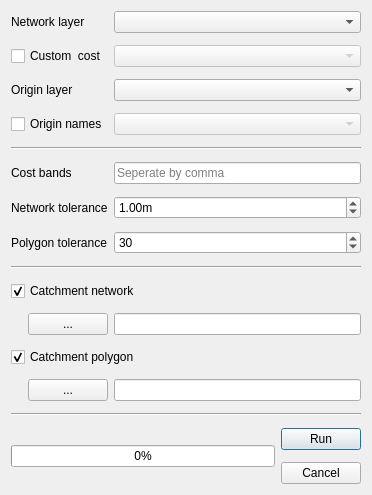
First picture: the form in catchment_analyser_dialog_base.ui, repository OpenDigitalWorks/CatchmentAnalyser, before the edit.
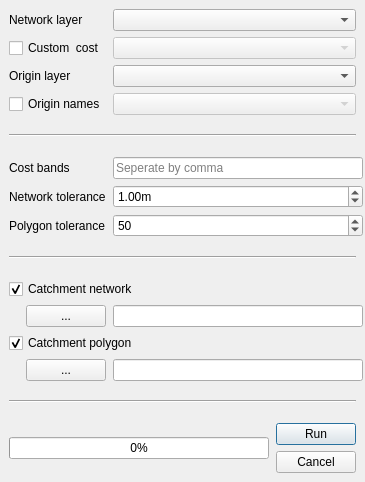
Second picture: the form after the edit.

Commit message: Fixed GUI size policy

The edit to the form file:
```diff
--- a/catchment_analyser_dialog_base.ui
+++ b/catchment_analyser_dialog_base.ui
@@ -6,44 +6,113 @@
    <rect>
     <x>0</x>
     <y>0</y>
-    <width>372</width>
+    <width>365</width>
     <height>482</height>
    </rect>
   </property>
   <property name="sizePolicy">
-   <sizepolicy hsizetype="Minimum" vsizetype="Minimum">
+   <sizepolicy hsizetype="Fixed" vsizetype="Fixed">
     <horstretch>0</horstretch>
     <verstretch>0</verstretch>
    </sizepolicy>
   </property>
+  <property name="minimumSize">
+   <size>
+    <width>365</width>
+    <height>482</height>
+   </size>
+  </property>
   <property name="maximumSize">
    <size>
-    <width>16777215</width>
+    <width>365</width>
     <height>482</height>
    </size>
   </property>
   <property name="windowTitle">
    <string>Catchment Analyser</string>
   </property>
-  <layout class="QGridLayout" name="gridLayout_2">
+  <property name="sizeGripEnabled">
+   <bool>false</bool>
+  </property>
+  <property name="modal">
+   <bool>false</bool>
+  </property>
+  <layout class="QGridLayout" name="gridLayout_2" columnstretch="0">
    <property name="sizeConstraint">
-    <enum>QLayout::SetMinimumSize</enum>
+    <enum>QLayout::SetDefaultConstraint</enum>
    </property>
-   <property name="verticalSpacing">
+   <property name="leftMargin">
     <number>9</number>
    </property>
+   <property name="topMargin">
+    <number>9</number>
+   </property>
+   <property name="rightMargin">
+    <number>9</number>
+   </property>
+   <property name="bottomMargin">
+    <number>9</number>
+   </property>
+   <property name="spacing">
+    <number>0</number>
+   </property>
    <item row="0" column="0">
     <layout class="QGridLayout" name="gridLayout">
+     <property name="sizeConstraint">
+      <enum>QLayout::SetDefaultConstraint</enum>
+     </property>
+     <property name="rightMargin">
+      <number>0</number>
+     </property>
      <property name="horizontalSpacing">
-      <number>6</number>
+      <number>7</number>
      </property>
      <property name="verticalSpacing">
-      <number>12</number>
+      <number>6</number>
      </property>
-     <item row="10" column="0" colspan="3">
-      <widget class="Line" name="line_2">
-       <property name="orientation">
-        <enum>Qt::Horizontal</enum>
+     <item row="0" column="1" colspan="2">
+      <widget class="QComboBox" name="networkCombo">
+       <property name="sizePolicy">
+        <sizepolicy hsizetype="Minimum" vsizetype="Fixed">
+         <horstretch>0</horstretch>
+         <verstretch>0</verstretch>
+        </sizepolicy>
+       </property>
+      </widget>
+     </item>
+     <item row="0" column="0">
+      <widget class="QLabel" name="network_layer">
+       <property name="sizePolicy">
+        <sizepolicy hsizetype="Minimum" vsizetype="Fixed">
+         <horstretch>0</horstretch>
+         <verstretch>0</verstretch>
+        </sizepolicy>
+       </property>
+       <property name="layoutDirection">
+        <enum>Qt::RightToLeft</enum>
+       </property>
+       <property name="text">
+        <string>Network layer</string>
+       </property>
+      </widget>
+     </item>
+     <item row="1" column="1" colspan="2">
+      <widget class="QComboBox" name="costCombo">
+       <property name="enabled">
+        <bool>false</bool>
+       </property>
+      </widget>
+     </item>
+     <item row="2" column="0">
+      <widget class="QLabel" name="origin_layer">
+       <property name="sizePolicy">
+        <sizepolicy hsizetype="Minimum" vsizetype="Fixed">
+         <horstretch>0</horstretch>
+         <verstretch>0</verstretch>
+        </sizepolicy>
+       </property>
+       <property name="text">
+        <string>Origin layer</string>
        </property>
       </widget>
      </item>
@@ -60,30 +129,14 @@
        </property>
       </widget>
      </item>
-     <item row="15" column="0">
-      <spacer name="verticalSpacer">
-       <property name="orientation">
-        <enum>Qt::Vertical</enum>
-       </property>
-       <property name="sizeHint" stdset="0">
-        <size>
-         <width>20</width>
-         <height>40</height>
-        </size>
-       </property>
-      </spacer>
-     </item>
-     <item row="2" column="0">
-      <widget class="QLabel" name="origin_layer">
+     <item row="2" column="1" colspan="2">
+      <widget class="QComboBox" name="originsCombo">
        <property name="sizePolicy">
         <sizepolicy hsizetype="Minimum" vsizetype="Fixed">
          <horstretch>0</horstretch>
          <verstretch>0</verstretch>
         </sizepolicy>
        </property>
-       <property name="text">
-        <string>Origin layer</string>
-       </property>
       </widget>
      </item>
      <item row="5" column="0" colspan="3">
@@ -99,8 +152,33 @@
        </property>
       </widget>
      </item>
-     <item row="7" column="1" colspan="2">
+     <item row="3" column="0">
+      <widget class="QCheckBox" name="nameCheck">
+       <property name="contextMenuPolicy">
+        <enum>Qt::PreventContextMenu</enum>
+       </property>
+       <property name="text">
+        <string>Origin names</string>
+       </property>
+       <property name="checked">
+        <bool>false</bool>
+       </property>
+      </widget>
+     </item>
+     <item row="8" column="1" colspan="2">
       <widget class="QDoubleSpinBox" name="networkTolSpin">
+       <property name="sizePolicy">
+        <sizepolicy hsizetype="Fixed" vsizetype="Preferred">
+         <horstretch>0</horstretch>
+         <verstretch>0</verstretch>
+        </sizepolicy>
+       </property>
+       <property name="minimumSize">
+        <size>
+         <width>250</width>
+         <height>0</height>
+        </size>
+       </property>
        <property name="suffix">
         <string>m</string>
        </property>
@@ -115,68 +193,188 @@
        </property>
       </widget>
      </item>
-     <item row="8" column="0">
-      <widget class="QLabel" name="label_5">
-       <property name="text">
-        <string>Polygon tolerance</string>
+     <item row="4" column="0" colspan="3">
+      <spacer name="verticalSpacer_2">
+       <property name="orientation">
+        <enum>Qt::Vertical</enum>
        </property>
-      </widget>
+       <property name="sizeHint" stdset="0">
+        <size>
+         <width>20</width>
+         <height>40</height>
+        </size>
+       </property>
+      </spacer>
      </item>
-     <item row="8" column="1" colspan="2">
-      <widget class="QDoubleSpinBox" name="polygonTolSpin">
-       <property name="decimals">
-        <number>0</number>
+     <item row="10" column="0" colspan="3">
+      <spacer name="verticalSpacer_3">
+       <property name="orientation">
+        <enum>Qt::Vertical</enum>
        </property>
-       <property name="maximum">
-        <double>99.000000000000000</double>
+       <property name="sizeHint" stdset="0">
+        <size>
+         <width>20</width>
+         <height>40</height>
+        </size>
        </property>
-       <property name="singleStep">
-        <double>1.000000000000000</double>
-       </property>
-       <property name="value">
-        <double>30.000000000000000</double>
-       </property>
-      </widget>
+      </spacer>
      </item>
      <item row="11" column="0" colspan="3">
-      <widget class="QCheckBox" name="networkCheck">
-       <property name="text">
-        <string>Catchment network</string>
-       </property>
-       <property name="checked">
-        <bool>true</bool>
+      <widget class="Line" name="line_2">
+       <property name="orientation">
+        <enum>Qt::Horizontal</enum>
        </property>
       </widget>
      </item>
-     <item row="12" column="1" colspan="2">
-      <widget class="QLineEdit" name="networkText"/>
-     </item>
-     <item row="2" column="1" colspan="2">
-      <widget class="QComboBox" name="originsCombo">
+     <item row="14" column="1" colspan="2">
+      <widget class="QLineEdit" name="networkText">
        <property name="sizePolicy">
-        <sizepolicy hsizetype="Minimum" vsizetype="Fixed">
+        <sizepolicy hsizetype="Fixed" vsizetype="Fixed">
          <horstretch>0</horstretch>
          <verstretch>0</verstretch>
         </sizepolicy>
        </property>
+       <property name="minimumSize">
+        <size>
+         <width>250</width>
+         <height>0</height>
+        </size>
+       </property>
       </widget>
      </item>
-     <item row="7" column="0">
+     <item row="15" column="0" colspan="3">
+      <widget class="QCheckBox" name="polygonCheck">
+       <property name="text">
+        <string>Catchment polygon</string>
+       </property>
+       <property name="checked">
+        <bool>true</bool>
+       </property>
+      </widget>
+     </item>
+     <item row="8" column="0">
       <widget class="QLabel" name="label">
        <property name="text">
         <string>Network tolerance</string>
        </property>
       </widget>
      </item>
-     <item row="1" column="1" colspan="2">
-      <widget class="QComboBox" name="costCombo">
+     <item row="14" column="0">
+      <widget class="QPushButton" name="networkSaveButton">
        <property name="enabled">
+        <bool>true</bool>
+       </property>
+       <property name="sizePolicy">
+        <sizepolicy hsizetype="Fixed" vsizetype="Fixed">
+         <horstretch>0</horstretch>
+         <verstretch>0</verstretch>
+        </sizepolicy>
+       </property>
+       <property name="minimumSize">
+        <size>
+         <width>0</width>
+         <height>0</height>
+        </size>
+       </property>
+       <property name="focusPolicy">
+        <enum>Qt::NoFocus</enum>
+       </property>
+       <property name="contextMenuPolicy">
+        <enum>Qt::DefaultContextMenu</enum>
+       </property>
+       <property name="acceptDrops">
         <bool>false</bool>
        </property>
+       <property name="layoutDirection">
+        <enum>Qt::RightToLeft</enum>
+       </property>
+       <property name="text">
+        <string notr="true">...</string>
+       </property>
+       <property name="checkable">
+        <bool>false</bool>
+       </property>
+       <property name="autoDefault">
+        <bool>false</bool>
+       </property>
+       <property name="default">
+        <bool>false</bool>
+       </property>
+       <property name="flat">
+        <bool>false</bool>
+       </property>
       </widget>
      </item>
-     <item row="6" column="1" colspan="2">
+     <item row="7" column="0">
+      <widget class="QLabel" name="label_4">
+       <property name="text">
+        <string>Cost bands</string>
+       </property>
+      </widget>
+     </item>
+     <item row="13" column="0" colspan="3">
+      <widget class="QCheckBox" name="networkCheck">
+       <property name="text">
+        <string>Catchment network</string>
+       </property>
+       <property name="checked">
+        <bool>true</bool>
+       </property>
+      </widget>
+     </item>
+     <item row="16" column="0">
+      <widget class="QPushButton" name="polygonSaveButton">
+       <property name="sizePolicy">
+        <sizepolicy hsizetype="Fixed" vsizetype="Fixed">
+         <horstretch>0</horstretch>
+         <verstretch>0</verstretch>
+        </sizepolicy>
+       </property>
+       <property name="minimumSize">
+        <size>
+         <width>41</width>
+         <height>0</height>
+        </size>
+       </property>
+       <property name="focusPolicy">
+        <enum>Qt::NoFocus</enum>
+       </property>
+       <property name="layoutDirection">
+        <enum>Qt::RightToLeft</enum>
+       </property>
+       <property name="text">
+        <string>...</string>
+       </property>
+      </widget>
+     </item>
+     <item row="9" column="0">
+      <widget class="QLabel" name="label_5">
+       <property name="text">
+        <string>Polygon tolerance</string>
+       </property>
+      </widget>
+     </item>
+     <item row="3" column="1" colspan="2">
+      <widget class="QComboBox" name="nameCombo">
+       <property name="enabled">
+        <bool>false</bool>
+       </property>
+      </widget>
+     </item>
+     <item row="7" column="1" colspan="2">
       <widget class="QLineEdit" name="distancesText">
+       <property name="sizePolicy">
+        <sizepolicy hsizetype="Fixed" vsizetype="Preferred">
+         <horstretch>0</horstretch>
+         <verstretch>0</verstretch>
+        </sizepolicy>
+       </property>
+       <property name="minimumSize">
+        <size>
+         <width>250</width>
+         <height>0</height>
+        </size>
+       </property>
        <property name="acceptDrops">
         <bool>false</bool>
        </property>
@@ -194,155 +392,61 @@
        </property>
       </widget>
      </item>
-     <item row="14" column="1" colspan="2">
-      <widget class="QLineEdit" name="polygonText"/>
-     </item>
-     <item row="16" column="0" colspan="3">
-      <widget class="Line" name="line_3">
-       <property name="sizePolicy">
-        <sizepolicy hsizetype="Minimum" vsizetype="Fixed">
-         <horstretch>0</horstretch>
-         <verstretch>0</verstretch>
-        </sizepolicy>
-       </property>
+     <item row="6" column="0" colspan="3">
+      <spacer name="verticalSpacer_6">
        <property name="orientation">
-        <enum>Qt::Horizontal</enum>
+        <enum>Qt::Vertical</enum>
        </property>
-      </widget>
-     </item>
-     <item row="13" column="0" colspan="3">
-      <widget class="QCheckBox" name="polygonCheck">
-       <property name="text">
-        <string>Catchment polygon</string>
+       <property name="sizeHint" stdset="0">
+        <size>
+         <width>20</width>
+         <height>40</height>
+        </size>
        </property>
-       <property name="checked">
-        <bool>true</bool>
-       </property>
-      </widget>
+      </spacer>
      </item>
-     <item row="3" column="0">
-      <widget class="QCheckBox" name="nameCheck">
-       <property name="contextMenuPolicy">
-        <enum>Qt::PreventContextMenu</enum>
-       </property>
-       <property name="text">
-        <string>Origin names</string>
-       </property>
-       <property name="checked">
-        <bool>false</bool>
-       </property>
-      </widget>
-     </item>
-     <item row="0" column="0">
-      <widget class="QLabel" name="network_layer">
+     <item row="9" column="1" colspan="2">
+      <widget class="QDoubleSpinBox" name="polygonTolSpin">
        <property name="sizePolicy">
-        <sizepolicy hsizetype="Minimum" vsizetype="Fixed">
+        <sizepolicy hsizetype="Fixed" vsizetype="Fixed">
          <horstretch>0</horstretch>
          <verstretch>0</verstretch>
         </sizepolicy>
        </property>
-       <property name="layoutDirection">
-        <enum>Qt::RightToLeft</enum>
+       <property name="minimumSize">
+        <size>
+         <width>250</width>
+         <height>0</height>
+        </size>
        </property>
-       <property name="text">
-        <string>Network layer</string>
+       <property name="decimals">
+        <number>0</number>
        </property>
-      </widget>
-     </item>
-     <item row="3" column="1" colspan="2">
-      <widget class="QComboBox" name="nameCombo">
-       <property name="enabled">
-        <bool>false</bool>
+       <property name="maximum">
+        <double>99.000000000000000</double>
        </property>
-      </widget>
-     </item>
-     <item row="0" column="1" colspan="2">
-      <widget class="QComboBox" name="networkCombo">
-       <property name="sizePolicy">
-        <sizepolicy hsizetype="Minimum" vsizetype="Fixed">
-         <horstretch>0</horstretch>
-         <verstretch>0</verstretch>
-        </sizepolicy>
+       <property name="singleStep">
+        <double>1.000000000000000</double>
        </property>
-      </widget>
-     </item>
-     <item row="6" column="0">
-      <widget class="QLabel" name="label_4">
-       <property name="text">
-        <string>Cost bands</string>
+       <property name="value">
+        <double>50.000000000000000</double>
        </property>
       </widget>
      </item>
-     <item row="12" column="0">
-      <widget class="QPushButton" name="networkSaveButton">
-       <property name="enabled">
-        <bool>true</bool>
+     <item row="12" column="0" colspan="3">
+      <spacer name="verticalSpacer_5">
+       <property name="orientation">
+        <enum>Qt::Vertical</enum>
        </property>
-       <property name="sizePolicy">
-        <sizepolicy hsizetype="Maximum" vsizetype="Fixed">
-         <horstretch>1</horstretch>
-         <verstretch>0</verstretch>
-        </sizepolicy>
+       <property name="sizeHint" stdset="0">
+        <size>
+         <width>20</width>
+         <height>40</height>
+        </size>
        </property>
-       <property name="focusPolicy">
-        <enum>Qt::NoFocus</enum>
-       </property>
-       <property name="acceptDrops">
-        <bool>false</bool>
-       </property>
-       <property name="layoutDirection">
-        <enum>Qt::RightToLeft</enum>
-       </property>
-       <property name="text">
-        <string notr="true">   ...   </string>
-       </property>
-       <property name="checkable">
-        <bool>false</bool>
-       </property>
-       <property name="default">
-        <bool>false</bool>
-       </property>
-       <property name="flat">
-        <bool>false</bool>
-       </property>
-      </widget>
+      </spacer>
      </item>
-     <item row="14" column="0">
-      <widget class="QPushButton" name="polygonSaveButton">
-       <property name="sizePolicy">
-        <sizepolicy hsizetype="Maximum" vsizetype="Fixed">
-         <horstretch>1</horstretch>
-         <verstretch>0</verstretch>
-        </sizepolicy>
-       </property>
-       <property name="focusPolicy">
-        <enum>Qt::NoFocus</enum>
-       </property>
-       <property name="layoutDirection">
-        <enum>Qt::RightToLeft</enum>
-       </property>
-       <property name="text">
-        <string>   ...   </string>
-       </property>
-      </widget>
-     </item>
-     <item row="18" column="2">
-      <widget class="QPushButton" name="cancelButton">
-       <property name="sizePolicy">
-        <sizepolicy hsizetype="Minimum" vsizetype="Minimum">
-         <horstretch>0</horstretch>
-         <verstretch>0</verstretch>
-        </sizepolicy>
-       </property>
-       <property name="focusPolicy">
-        <enum>Qt::NoFocus</enum>
-       </property>
-       <property name="text">
-        <string>Cancel</string>
-       </property>
-      </widget>
-     </item>
-     <item row="17" column="2">
+     <item row="20" column="2">
       <widget class="QPushButton" name="analysisButton">
        <property name="sizePolicy">
         <sizepolicy hsizetype="Fixed" vsizetype="Fixed">
@@ -370,39 +474,78 @@
        </property>
       </widget>
      </item>
-     <item row="4" column="0">
-      <spacer name="verticalSpacer_2">
-       <property name="orientation">
-        <enum>Qt::Vertical</enum>
-       </property>
-       <property name="sizeHint" stdset="0">
-        <size>
-         <width>20</width>
-         <height>40</height>
-        </size>
-       </property>
-      </spacer>
-     </item>
-     <item row="9" column="0">
-      <spacer name="verticalSpacer_3">
-       <property name="orientation">
-        <enum>Qt::Vertical</enum>
-       </property>
-       <property name="sizeHint" stdset="0">
-        <size>
-         <width>20</width>
-         <height>40</height>
-        </size>
-       </property>
-      </spacer>
-     </item>
-     <item row="17" column="0" rowspan="2" colspan="2">
+     <item row="20" column="0" rowspan="2" colspan="2">
       <widget class="QProgressBar" name="analysisProgress">
        <property name="value">
         <number>0</number>
        </property>
       </widget>
      </item>
+     <item row="21" column="2">
+      <widget class="QPushButton" name="cancelButton">
+       <property name="sizePolicy">
+        <sizepolicy hsizetype="Minimum" vsizetype="Minimum">
+         <horstretch>0</horstretch>
+         <verstretch>0</verstretch>
+        </sizepolicy>
+       </property>
+       <property name="focusPolicy">
+        <enum>Qt::NoFocus</enum>
+       </property>
+       <property name="text">
+        <string>Cancel</string>
+       </property>
+      </widget>
+     </item>
+     <item row="16" column="1" colspan="2">
+      <widget class="QLineEdit" name="polygonText">
+       <property name="minimumSize">
+        <size>
+         <width>250</width>
+         <height>0</height>
+        </size>
+       </property>
+      </widget>
+     </item>
+     <item row="17" column="0" colspan="3">
+      <spacer name="verticalSpacer">
+       <property name="orientation">
+        <enum>Qt::Vertical</enum>
+       </property>
+       <property name="sizeHint" stdset="0">
+        <size>
+         <width>20</width>
+         <height>40</height>
+        </size>
+       </property>
+      </spacer>
+     </item>
+     <item row="18" column="0" colspan="3">
+      <widget class="Line" name="line_3">
+       <property name="sizePolicy">
+        <sizepolicy hsizetype="Minimum" vsizetype="Fixed">
+         <horstretch>0</horstretch>
+         <verstretch>0</verstretch>
+        </sizepolicy>
+       </property>
+       <property name="orientation">
+        <enum>Qt::Horizontal</enum>
+       </property>
+      </widget>
+     </item>
+     <item row="19" column="0" colspan="3">
+      <spacer name="verticalSpacer_4">
+       <property name="orientation">
+        <enum>Qt::Vertical</enum>
+       </property>
+       <property name="sizeHint" stdset="0">
+        <size>
+         <width>20</width>
+         <height>40</height>
+        </size>
+       </property>
+      </spacer>
+     </item>
     </layout>
    </item>
   </layout>
```
The commit also changes 1 other file.
